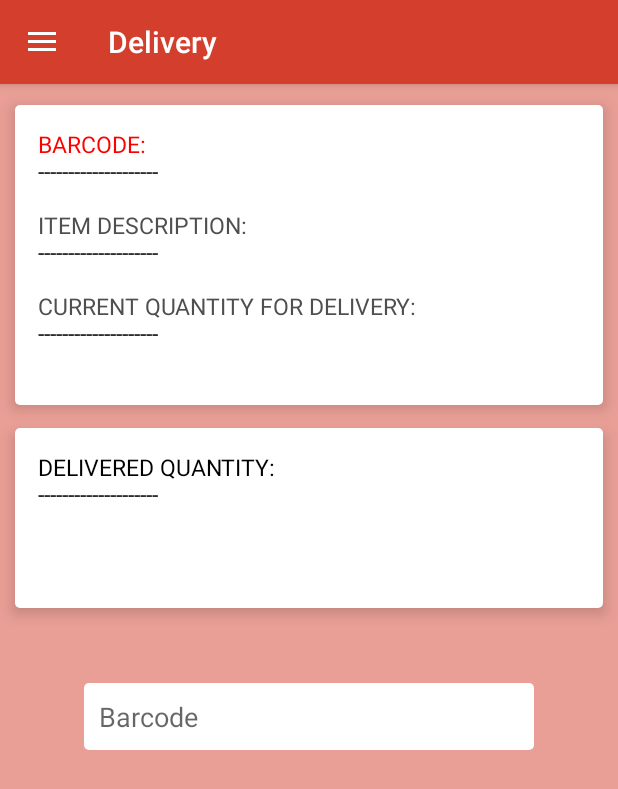
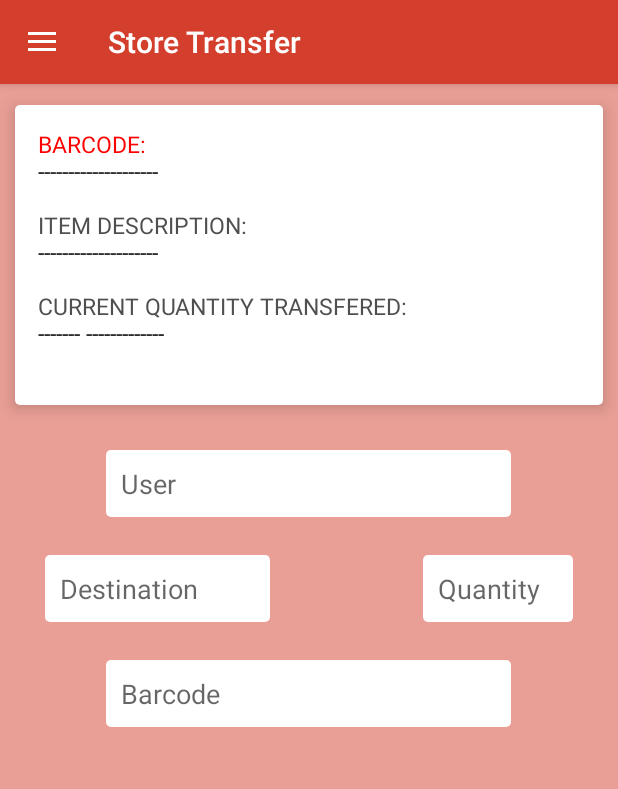
Before and after one commit to francisfrancium/TestScanner, an Android app: the fragment ReleaseFragment placed in its activity, on a phone screen of 412 x 824 dp. Shown: the top 789 px of the screen. Run offline under Robolectric (Android 15) with nearby library versions, the phone set to English and light mode, and no system bars.

Commit message:
With Store Transfer

```diff
--- a/app/src/main/java/com/example/testscanner/ReleaseFragment.java
+++ b/app/src/main/java/com/example/testscanner/ReleaseFragment.java
@@ -24,15 +24,21 @@ import java.util.Objects;
 public class ReleaseFragment extends Fragment {
 
     private EditText editText ;
+    private EditText STETUser ;
+    private EditText STETQuant ;
+    private EditText STETDest ;
     private DatabaseHelper db;
     private TextView textViewBC;
     private TextView textViewDO;
     static String inputed;
+    static Integer quant;
+    static String user;
+    static String dest;
     private int[] currentcount = new int[100];
 
     private String barcode = "<font color = 'red'> BARCODE:</font>" ;
     private String item = "<font color = '#4f4f4f'> ITEM DESCRIPTION:</font>" ;
-    private String rls = "<font color = '#4f4f4f'> CURRENT QUANTITY FOR DELIVERY:</font>" ;
+    private String rls = "<font color = '#4f4f4f'> CURRENT QUANTITY TRANSFERED:</font>" ;
 
     public ReleaseFragment() {
         // Required empty public constructor
@@ -44,11 +50,14 @@ public class ReleaseFragment extends Fragment {
                              Bundle savedInstanceState) {
         View inflate = inflater.inflate(R.layout.fragment_release, container, false);
         textViewBC = inflate.findViewById(R.id.view_release);
-        textViewDO = inflate.findViewById(R.id.view_release_qty);
         editText = inflate.findViewById(R.id.input_releasing);
+        STETUser = inflate.findViewById(R.id.releasing_user);
+        STETQuant = inflate.findViewById(R.id.releasing_qty);
+        STETDest = inflate.findViewById(R.id.releasing_destination);
+
         db = new DatabaseHelper(this.getContext());
 
-        Objects.requireNonNull(getActivity()).setTitle("Delivery");
+        Objects.requireNonNull(getActivity()).setTitle("Store Transfer");
         inputed = "--------------------";
 
         clearView();
@@ -62,6 +71,8 @@ public class ReleaseFragment extends Fragment {
                         || event.getAction() == KeyEvent.ACTION_DOWN && event.getKeyCode() == KeyEvent.KEYCODE_ENTER) {
 
                     inputed = editText.getText().toString();
+                    quant = Integer.parseInt(STETQuant.getText().toString());
+                    dest = STETDest.getText().toString();
 
                     UpdateReleaseData();
 
@@ -81,7 +92,9 @@ public class ReleaseFragment extends Fragment {
 
         Cursor cursor = db.validateReleasedData();
 
+
         if (!(cursor.moveToFirst()) || cursor.getCount() == 0) {
+
             new toastview().toast("Failed! Item not Found!", getActivity()).show();
 
             clearView();
@@ -89,7 +102,7 @@ public class ReleaseFragment extends Fragment {
 
         } else {
             for (cursor.moveToFirst(); !cursor.isAfterLast(); cursor.moveToNext()) {
-                new toastview().toast("Release Success!", getActivity()).show();
+                new toastview().toast("Transfer Success!", getActivity()).show();
                 //db.updateReleasedData(inputed, cursor.getInt(4) + 1);
                 textViewBC.setText(Html.fromHtml(barcode));
                 textViewBC.append("\n" + cursor.getString(1) + "\n\n");
@@ -103,7 +116,7 @@ public class ReleaseFragment extends Fragment {
 
 
 
-                db.logInsert(inputed, "Delivery", date);
+                db.logInsert(inputed, "Release", date);
                 textViewDO.setText("RELEASED QUANTITY:\n\t"   + currentcount[cursor.getInt(0)] + "\n");
                 db.updateReleasedData(inputed, currentcount[cursor.getInt(0)]);
 
@@ -119,8 +132,7 @@ public class ReleaseFragment extends Fragment {
         textViewBC.append(Html.fromHtml(item));
         textViewBC.append("\n--------------------\n\n");
         textViewBC.append(Html.fromHtml(rls));
-        textViewBC.append("\n--------------------\n");
-        textViewDO.setText("DELIVERED QUANTITY:\n--------------------"  );
+        textViewBC.append("\n------- -------------\n");
     }
 
 }
--- a/app/src/main/res/layout/fragment_release.xml
+++ b/app/src/main/res/layout/fragment_release.xml
@@ -18,33 +18,60 @@ tools:context=".ReleaseFragment">
         android:textSize="15dp"
         android:padding="15dp"
         android:textColor="#000000"/>
-    <TextView
-        android:id="@+id/view_release_qty"
-        android:layout_width="match_parent"
-        android:layout_marginHorizontal="10dp"
-        android:layout_height="120dp"
-        android:layout_below="@id/view_release"
+
+    <EditText
+        android:id="@+id/releasing_user"
+        android:layout_width="270dp"
+        android:layout_height="wrap_content"
+        android:layout_below="@+id/view_release"
+        android:inputType="text"
         android:layout_centerHorizontal="true"
-        android:layout_marginTop="15dp"
+        android:layout_marginTop="30dp"
+        android:hint="User"
+        android:padding="10dp"
         android:background="@drawable/inputbackground"
-        android:elevation="6dp"
-        android:textSize="15dp"
-        android:padding="15dp"
-        android:textColor="#000000"/>
-    <ScrollView
-        android:layout_width="wrap_content"
+        />
+
+    <EditText
+        android:id="@+id/releasing_destination"
+        android:layout_width="150dp"
         android:layout_height="wrap_content"
+        android:layout_marginTop="70dp"
+        android:layout_alignTop="@+id/releasing_user"
+        android:inputType="text"
+        android:layout_alignParentStart="true"
+        android:layout_marginStart="30dp"
+        android:hint="Destination"
         android:layout_centerHorizontal="true"
-        android:layout_below="@id/view_release_qty">
+        android:padding="10dp"
+        android:background="@drawable/inputbackground"
+        />
+    <EditText
+        android:id="@+id/releasing_qty"
+        android:layout_width="100dp"
+        android:layout_height="wrap_content"
+        android:layout_marginTop="70dp"
+        android:layout_alignTop="@+id/releasing_user"
+        android:layout_alignParentEnd="true"
+        android:layout_marginEnd="30dp"
+        android:inputType="text"
+        android:hint="Quantity"
+        android:padding="10dp"
+        android:background="@drawable/inputbackground"
+        />
+
     <EditText
         android:id="@+id/input_releasing"
-            android:layout_width="300dp"
+        android:layout_width="270dp"
         android:layout_height="wrap_content"
-            android:layout_marginTop="50dp"
+        android:layout_alignTop="@+id/releasing_destination"
+        android:layout_marginTop="70dp"
+        android:layout_centerHorizontal="true"
         android:inputType="text"
         android:hint="Barcode"
         android:padding="10dp"
         android:background="@drawable/inputbackground"
         />
-    </ScrollView>
+
+
 </RelativeLayout>
--- a/app/src/main/res/menu/activity_main_drawer.xml
+++ b/app/src/main/res/menu/activity_main_drawer.xml
@@ -24,11 +24,11 @@
             android:icon="@drawable/product_recieve"
             android:title="@string/receiving"
             android:checkable="true"/>
-<!--        <item-->
-<!--            android:id="@+id/nav_release"-->
-<!--            android:icon="@drawable/product_release"-->
-<!--            android:title="@string/releasing"-->
-<!--            />-->
+        <item
+            android:id="@+id/nav_release"
+            android:icon="@drawable/product_release"
+            android:title="@string/releasing"
+            />
         <item
             android:id="@+id/nav_inven"
             android:icon="@drawable/add_item"
--- a/app/src/main/res/values/strings.xml
+++ b/app/src/main/res/values/strings.xml
@@ -8,8 +8,8 @@
     <string name="pricecheck">Item Check</string>
     <string name="physcount">Physical Count</string>
     <string name="receiving">Receiving</string>
-    <string name="releasing">Delivery</string>
-    <string name="inventory">Inventory</string>
+    <string name="releasing">Store Transfer</string>
+    <string name="inventory">Inventory View</string>
     <string name="about">About</string>
     <string name="settings">Settings</string>
 
--- a/app/src/main/res/values/styles.xml
+++ b/app/src/main/res/values/styles.xml
@@ -6,6 +6,7 @@
         <item name="colorPrimary">@color/colorPrimary</item>
         <item name="colorPrimaryDark">@color/colorPrimaryDark</item>
         <item name="colorAccent">@color/colorAccent</item>
+        <item name="android:fontFamily">@font</item>
     </style>
 
     <style name="AppTheme.NoActionBar">
--- a/build.gradle
+++ b/build.gradle
@@ -7,7 +7,7 @@ buildscript {
 
     }
     dependencies {
-        classpath 'com.android.tools.build:gradle:3.5.3'
+        classpath 'com.android.tools.build:gradle:3.6.0'
 
         // NOTE: Do not place your application dependencies here; they belong
         // in the individual module build.gradle files
```
Also changed, not shown: app/src/main/java/com/example/testscanner/CountFragment.java (+1 -10 lines), app/src/main/java/com/example/testscanner/DatabaseHelper.java (+48 -7 lines), app/src/main/java/com/example/testscanner/InventoryFragment.java (+26 -10 lines), app/src/main/java/com/example/testscanner/MainActivity.java (+8 -0 lines), app/src/main/java/com/example/testscanner/SettingsFragment.java (+30 -5 lines), app/src/main/res/layout/fragment_inventory.xml (+11 -3 lines), gradle/wrapper/gradle-wrapper.properties. Lines whose indentation alone changed are shown as unchanged.
